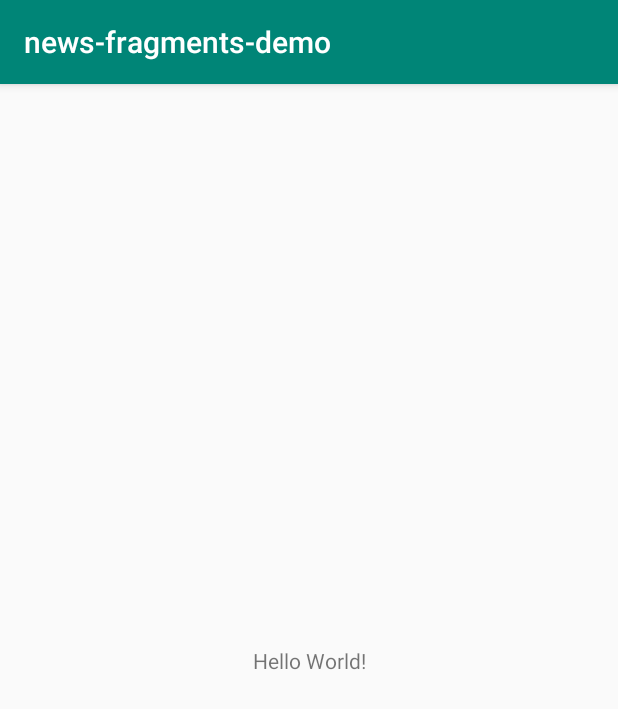
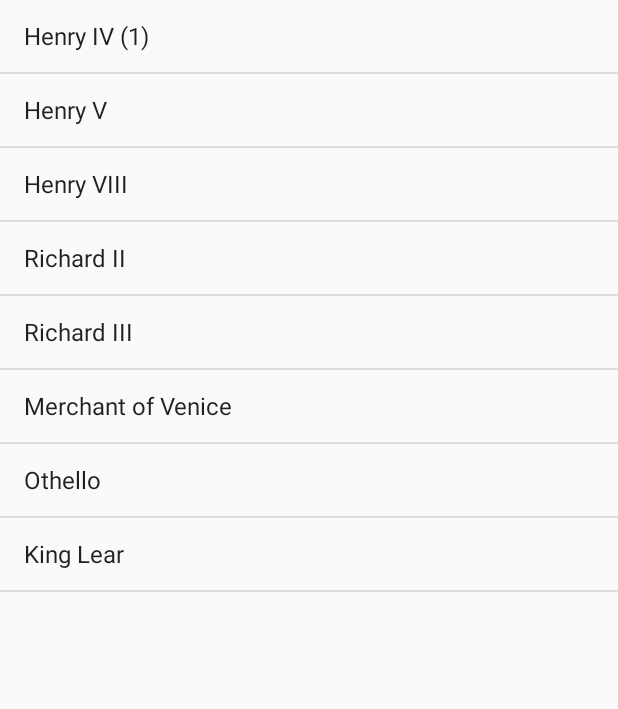
Before and after one commit to Ewastachow/news-fragments-demo, an Android app: the screen it shows after launch (MainActivity), on a phone screen of 412 x 824 dp. Shown: the top 709 px of the screen. Run offline under Robolectric (Android 15) with nearby library versions, the phone set to English and light mode, and no system bars.

Commit message:
add fragments from android tutorial

```diff
--- a/app/build.gradle
+++ b/app/build.gradle
@@ -22,6 +22,7 @@ dependencies {
     implementation fileTree(dir: 'libs', include: ['*.jar'])
     implementation 'com.android.support:appcompat-v7:28.0.0'
     implementation 'com.android.support.constraint:constraint-layout:1.1.3'
+    implementation 'com.android.support:support-v4:28.0.0'
     testImplementation 'junit:junit:4.12'
     androidTestImplementation 'com.android.support.test:runner:1.0.2'
     androidTestImplementation 'com.android.support.test.espresso:espresso-core:3.0.2'
--- a/app/src/main/AndroidManifest.xml
+++ b/app/src/main/AndroidManifest.xml
@@ -16,6 +16,7 @@
                 <category android:name="android.intent.category.LAUNCHER" />
             </intent-filter>
         </activity>
+        <activity android:name=".DetailsActivity"></activity>
     </application>
 
 </manifest>
--- /dev/null
+++ b/app/src/main/java/pl/edu/agh/kis/news_fragments_demo/ArticleListFragment.java
@@ -0,0 +1,88 @@
+package pl.edu.agh.kis.news_fragments_demo;
+
+import android.app.FragmentTransaction;
+import android.content.Intent;
+import android.os.Bundle;
+import android.app.ListFragment;
+import android.view.View;
+import android.widget.ArrayAdapter;
+import android.widget.ListView;
+
+public class ArticleListFragment extends ListFragment {
+    boolean mDualPane;
+    int mCurCheckPosition = 0;
+
+    @Override
+    public void onActivityCreated(Bundle savedInstanceState) {
+        super.onActivityCreated(savedInstanceState);
+
+        // Populate list with our static array of titles.
+        setListAdapter(new ArrayAdapter<String>(getActivity(),
+                android.R.layout.simple_list_item_activated_1, Shakespeare.TITLES));
+
+        // Check to see if we have a frame in which to embed the details
+        // fragment directly in the containing UI.
+        View detailsFrame = getActivity().findViewById(R.id.viewer);
+        mDualPane = detailsFrame != null && detailsFrame.getVisibility() == View.VISIBLE;
+
+        if (savedInstanceState != null) {
+            // Restore last state for checked position.
+            mCurCheckPosition = savedInstanceState.getInt("curChoice", 0);
+        }
+
+        if (mDualPane) {
+            // In dual-pane mode, the list view highlights the selected item.
+            getListView().setChoiceMode(ListView.CHOICE_MODE_SINGLE);
+            // Make sure our UI is in the correct state.
+            showDetails(mCurCheckPosition);
+        }
+    }
+
+    @Override
+    public void onSaveInstanceState(Bundle outState) {
+        super.onSaveInstanceState(outState);
+        outState.putInt("curChoice", mCurCheckPosition);
+    }
+
+    @Override
+    public void onListItemClick(ListView l, View v, int position, long id) {
+        showDetails(position);
+    }
+
+    /**
+     * Helper function to show the details of a selected item, either by
+     * displaying a fragment in-place in the current UI, or starting a
+     * whole new activity in which it is displayed.
+     */
+    void showDetails(int index) {
+        mCurCheckPosition = index;
+
+        if (mDualPane) {
+            // We can display everything in-place with fragments, so update
+            // the list to highlight the selected item and show the data.
+            getListView().setItemChecked(index, true);
+
+            // Check what fragment is currently shown, replace if needed.
+            ArticleReaderFragment details = (ArticleReaderFragment) getFragmentManager().findFragmentById(R.id.viewer);
+            if (details == null || details.getShownIndex() != index) {
+                // Make new fragment to show this selection.
+                details = ArticleReaderFragment.newInstance(index);
+
+                // Execute a transaction, replacing any existing fragment
+                // with this one inside the frame.
+                FragmentTransaction ft = getFragmentManager().beginTransaction();
+                ft.replace(R.id.viewer, details);
+                ft.setTransition(FragmentTransaction.TRANSIT_FRAGMENT_FADE);
+                ft.commit();
+            }
+
+        } else {
+            // Otherwise we need to launch a new activity to display
+            // the dialog fragment with selected text.
+            Intent intent = new Intent();
+            intent.setClass(getActivity(), DetailsActivity.class);
+            intent.putExtra("index", index);
+            startActivity(intent);
+        }
+    }
+}
--- /dev/null
+++ b/app/src/main/java/pl/edu/agh/kis/news_fragments_demo/ArticleReaderFragment.java
@@ -0,0 +1,55 @@
+package pl.edu.agh.kis.news_fragments_demo;
+
+import android.os.Bundle;
+import android.app.Fragment;
+import android.util.TypedValue;
+import android.view.LayoutInflater;
+import android.view.View;
+import android.view.ViewGroup;
+import android.widget.ScrollView;
+import android.widget.TextView;
+
+public class ArticleReaderFragment extends Fragment {
+    /**
+     * Create a new instance of DetailsFragment, initialized to
+     * show the text at 'index'.
+     */
+    public static ArticleReaderFragment newInstance(int index) {
+        ArticleReaderFragment f = new ArticleReaderFragment();
+
+        // Supply index input as an argument.
+        Bundle args = new Bundle();
+        args.putInt("index", index);
+        f.setArguments(args);
+
+        return f;
+    }
+
+    public int getShownIndex() {
+        return getArguments().getInt("index", 0);
+    }
+
+    @Override
+    public View onCreateView(LayoutInflater inflater, ViewGroup container,
+                             Bundle savedInstanceState) {
+        if (container == null) {
+            // We have different layouts, and in one of them this
+            // fragment's containing frame doesn't exist. The fragment
+            // may still be created from its saved state, but there is
+            // no reason to try to create its view hierarchy because it
+            // isn't displayed. Note this isn't needed -- we could just
+            // run the code below, where we would create and return the
+            // view hierarchy; it would just never be used.
+            return null;
+        }
+
+        ScrollView scroller = new ScrollView(getActivity());
+        TextView text = new TextView(getActivity());
+        int padding = (int)TypedValue.applyDimension(TypedValue.COMPLEX_UNIT_DIP,
+                4, getActivity().getResources().getDisplayMetrics());
+        text.setPadding(padding, padding, padding, padding);
+        scroller.addView(text);
+        text.setText(Shakespeare.DIALOGUE[getShownIndex()]);
+        return scroller;
+    }
+}
--- /dev/null
+++ b/app/src/main/java/pl/edu/agh/kis/news_fragments_demo/DetailsActivity.java
@@ -0,0 +1,28 @@
+package pl.edu.agh.kis.news_fragments_demo;
+
+import android.content.res.Configuration;
+import android.app.Activity;
+import android.os.Bundle;
+
+public class DetailsActivity extends Activity {
+
+    @Override
+    protected void onCreate(Bundle savedInstanceState) {
+        super.onCreate(savedInstanceState);
+
+        if (getResources().getConfiguration().orientation
+                == Configuration.ORIENTATION_LANDSCAPE) {
+            // If the screen is now in landscape mode, we can show the
+            // dialog in-line with the list so we don't need this activity.
+            finish();
+            return;
+        }
+
+        if (savedInstanceState == null) {
+            // During initial setup, plug in the details fragment.
+            ArticleReaderFragment details = new ArticleReaderFragment();
+            details.setArguments(getIntent().getExtras());
+            getFragmentManager().beginTransaction().add(android.R.id.content, details).commit();
+        }
+    }
+}
--- a/app/src/main/java/pl/edu/agh/kis/news_fragments_demo/MainActivity.java
+++ b/app/src/main/java/pl/edu/agh/kis/news_fragments_demo/MainActivity.java
@@ -1,9 +1,9 @@
 package pl.edu.agh.kis.news_fragments_demo;
 
-import android.support.v7.app.AppCompatActivity;
+import android.app.Activity;
 import android.os.Bundle;
 
-public class MainActivity extends AppCompatActivity {
+public class MainActivity extends Activity {
 
     @Override
     protected void onCreate(Bundle savedInstanceState) {
--- /dev/null
+++ b/app/src/main/java/pl/edu/agh/kis/news_fragments_demo/Shakespeare.java
@@ -0,0 +1,223 @@
+package pl.edu.agh.kis.news_fragments_demo;
+
+public final class Shakespeare {
+    /**
+     * Our data, part 1.
+     */
+    public static final String[] TITLES =
+    {
+            "Henry IV (1)",
+            "Henry V",
+            "Henry VIII",
+            "Richard II",
+            "Richard III",
+            "Merchant of Venice",
+            "Othello",
+            "King Lear"
+    };
+
+    /**
+     * Our data, part 2.
+     */
+    public static final String[] DIALOGUE =
+    {
+            "So shaken as we are, so wan with care," +
+            "Find we a time for frighted peace to pant," +
+            "And breathe short-winded accents of new broils" +
+            "To be commenced in strands afar remote." +
+            "No more the thirsty entrance of this soil" +
+            "Shall daub her lips with her own children's blood;" +
+            "Nor more shall trenching war channel her fields," +
+            "Nor bruise her flowerets with the armed hoofs" +
+            "Of hostile paces: those opposed eyes," +
+            "Which, like the meteors of a troubled heaven," +
+            "All of one nature, of one substance bred," +
+            "Did lately meet in the intestine shock" +
+            "And furious close of civil butchery" +
+            "Shall now, in mutual well-beseeming ranks," +
+            "March all one way and be no more opposed" +
+            "Against acquaintance, kindred and allies:" +
+            "The edge of war, like an ill-sheathed knife," +
+            "No more shall cut his master. Therefore, friends," +
+            "As far as to the sepulchre of Christ," +
+            "Whose soldier now, under whose blessed cross" +
+            "We are impressed and engaged to fight," +
+            "Forthwith a power of English shall we levy;" +
+            "Whose arms were moulded in their mothers' womb" +
+            "To chase these pagans in those holy fields" +
+            "Over whose acres walk'd those blessed feet" +
+            "Which fourteen hundred years ago were nail'd" +
+            "For our advantage on the bitter cross." +
+            "But this our purpose now is twelve month old," +
+            "And bootless 'tis to tell you we will go:" +
+            "Therefore we meet not now. Then let me hear" +
+            "Of you, my gentle cousin Westmoreland," +
+            "What yesternight our council did decree" +
+            "In forwarding this dear expedience.",
+
+            "Hear him but reason in divinity," +
+            "And all-admiring with an inward wish" +
+            "You would desire the king were made a prelate:" +
+            "Hear him debate of commonwealth affairs," +
+            "You would say it hath been all in all his study:" +
+            "List his discourse of war, and you shall hear" +
+            "A fearful battle render'd you in music:" +
+            "Turn him to any cause of policy," +
+            "The Gordian knot of it he will unloose," +
+            "Familiar as his garter: that, when he speaks," +
+            "The air, a charter'd libertine, is still," +
+            "And the mute wonder lurketh in men's ears," +
+            "To steal his sweet and honey'd sentences;" +
+            "So that the art and practic part of life" +
+            "Must be the mistress to this theoric:" +
+            "Which is a wonder how his grace should glean it," +
+            "Since his addiction was to courses vain," +
+            "His companies unletter'd, rude and shallow," +
+            "His hours fill'd up with riots, banquets, sports," +
+            "And never noted in him any study," +
+            "Any retirement, any sequestration" +
+            "From open haunts and popularity.",
+
+            "I come no more to make you laugh: things now," +
+            "That bear a weighty and a serious brow," +
+            "Sad, high, and working, full of state and woe," +
+            "Such noble scenes as draw the eye to flow," +
+            "We now present. Those that can pity, here" +
+            "May, if they think it well, let fall a tear;" +
+            "The subject will deserve it. Such as give" +
+            "Their money out of hope they may believe," +
+            "May here find truth too. Those that come to see" +
+            "Only a show or two, and so agree" +
+            "The play may pass, if they be still and willing," +
+            "I'll undertake may see away their shilling" +
+            "Richly in two short hours. Only they" +
+            "That come to hear a merry bawdy play," +
+            "A noise of targets, or to see a fellow" +
+            "In a long motley coat guarded with yellow," +
+            "Will be deceived; for, gentle hearers, know," +
+            "To rank our chosen truth with such a show" +
+            "As fool and fight is, beside forfeiting" +
+            "Our own brains, and the opinion that we bring," +
+            "To make that only true we now intend," +
+            "Will leave us never an understanding friend." +
+            "Therefore, for goodness' sake, and as you are known" +
+            "The first and happiest hearers of the town," +
+            "Be sad, as we would make ye: think ye see" +
+            "The very persons of our noble story" +
+            "As they were living; think you see them great," +
+            "And follow'd with the general throng and sweat" +
+            "Of thousand friends; then in a moment, see" +
+            "How soon this mightiness meets misery:" +
+            "And, if you can be merry then, I'll say" +
+            "A man may weep upon his wedding-day.",
+
+            "First, heaven be the record to my speech!" +
+            "In the devotion of a subject's love," +
+            "Tendering the precious safety of my prince," +
+            "And free from other misbegotten hate," +
+            "Come I appellant to this princely presence." +
+            "Now, Thomas Mowbray, do I turn to thee," +
+            "And mark my greeting well; for what I speak" +
+            "My body shall make good upon this earth," +
+            "Or my divine soul answer it in heaven." +
+            "Thou art a traitor and a miscreant," +
+            "Too good to be so and too bad to live," +
+            "Since the more fair and crystal is the sky," +
+            "The uglier seem the clouds that in it fly." +
+            "Once more, the more to aggravate the note," +
+            "With a foul traitor's name stuff I thy throat;" +
+            "And wish, so please my sovereign, ere I move," +
+            "What my tongue speaks my right drawn sword may prove.",
+
+            "Now is the winter of our discontent" +
+            "Made glorious summer by this sun of York;" +
+            "And all the clouds that lour'd upon our house" +
+            "In the deep bosom of the ocean buried." +
+            "Now are our brows bound with victorious wreaths;" +
+            "Our bruised arms hung up for monuments;" +
+            "Our stern alarums changed to merry meetings," +
+            "Our dreadful marches to delightful measures." +
+            "Grim-visaged war hath smooth'd his wrinkled front;" +
+            "And now, instead of mounting barded steeds" +
+            "To fright the souls of fearful adversaries," +
+            "He capers nimbly in a lady's chamber" +
+            "To the lascivious pleasing of a lute." +
+            "But I, that am not shaped for sportive tricks," +
+            "Nor made to court an amorous looking-glass;" +
+            "I, that am rudely stamp'd, and want love's majesty" +
+            "To strut before a wanton ambling nymph;" +
+            "I, that am curtail'd of this fair proportion," +
+            "Cheated of feature by dissembling nature," +
+            "Deformed, unfinish'd, sent before my time" +
+            "Into this breathing world, scarce half made up," +
+            "And that so lamely and unfashionable" +
+            "That dogs bark at me as I halt by them;" +
+            "Why, I, in this weak piping time of peace," +
+            "Have no delight to pass away the time," +
+            "Unless to spy my shadow in the sun" +
+            "And descant on mine own deformity:" +
+            "And therefore, since I cannot prove a lover," +
+            "To entertain these fair well-spoken days," +
+            "I am determined to prove a villain" +
+            "And hate the idle pleasures of these days." +
+            "Plots have I laid, inductions dangerous," +
+            "By drunken prophecies, libels and dreams," +
+            "To set my brother Clarence and the king" +
+            "In deadly hate the one against the other:" +
+            "And if King Edward be as true and just" +
+            "As I am subtle, false and treacherous," +
+            "This day should Clarence closely be mew'd up," +
+            "About a prophecy, which says that 'G'" +
+            "Of Edward's heirs the murderer shall be." +
+            "Dive, thoughts, down to my soul: here" +
+            "Clarence comes.",
+
+            "To bait fish withal: if it will feed nothing else," +
+            "it will feed my revenge. He hath disgraced me, and" +
+            "hindered me half a million; laughed at my losses," +
+            "mocked at my gains, scorned my nation, thwarted my" +
+            "bargains, cooled my friends, heated mine" +
+            "enemies; and what's his reason? I am a Jew. Hath" +
+            "not a Jew eyes? hath not a Jew hands, organs," +
+            "dimensions, senses, affections, passions? fed with" +
+            "the same food, hurt with the same weapons, subject" +
+            "to the same diseases, healed by the same means," +
+            "warmed and cooled by the same winter and summer, as" +
+            "a Christian is? If you prick us, do we not bleed?" +
+            "if you tickle us, do we not laugh? if you poison" +
+            "us, do we not die? and if you wrong us, shall we not" +
+            "revenge? If we are like you in the rest, we will" +
+            "resemble you in that. If a Jew wrong a Christian," +
+            "what is his humility? Revenge. If a Christian" +
+            "wrong a Jew, what should his sufferance be by" +
+            "Christian example? Why, revenge. The villany you" +
+            "teach me, I will execute, and it shall go hard but I" +
+            "will better the instruction.",
+
+            "Virtue! a fig! 'tis in ourselves that we are thus" +
+            "or thus. Our bodies are our gardens, to the which" +
+            "our wills are gardeners: so that if we will plant" +
+            "nettles, or sow lettuce, set hyssop and weed up" +
+            "thyme, supply it with one gender of herbs, or" +
+            "distract it with many, either to have it sterile" +
+            "with idleness, or manured with industry, why, the" +
+            "power and corrigible authority of this lies in our" +
+            "wills. If the balance of our lives had not one" +
+            "scale of reason to poise another of sensuality, the" +
+            "blood and baseness of our natures would conduct us" +
+            "to most preposterous conclusions: but we have" +
+            "reason to cool our raging motions, our carnal" +
+            "stings, our unbitted lusts, whereof I take this that" +
+            "you call love to be a sect or scion.",
+
+            "Blow, winds, and crack your cheeks! rage! blow!" +
+            "You cataracts and hurricanoes, spout" +
+            "Till you have drench'd our steeples, drown'd the cocks!" +
+            "You sulphurous and thought-executing fires," +
+            "Vaunt-couriers to oak-cleaving thunderbolts," +
+            "Singe my white head! And thou, all-shaking thunder," +
+            "Smite flat the thick rotundity o' the world!" +
+            "Crack nature's moulds, an germens spill at once," +
+            "That make ingrateful man!"
+    };
+}
--- /dev/null
+++ b/app/src/main/res/layout-land/activity_main.xml
@@ -0,0 +1,16 @@
+<?xml version="1.0" encoding="utf-8"?>
+<LinearLayout xmlns:android="http://schemas.android.com/apk/res/android"
+    android:orientation="horizontal"
+    android:layout_width="match_parent" android:layout_height="match_parent">
+
+    <fragment class="pl.edu.agh.kis.news_fragments_demo.ArticleListFragment"
+        android:id="@+id/list" android:layout_weight="1"
+        android:layout_width="0px" android:layout_height="match_parent" />
+
+    <FrameLayout android:id="@+id/viewer" android:layout_weight="1"
+        android:layout_width="0px" android:layout_height="match_parent"
+        android:background="?android:attr/detailsElementBackground" >
+
+    </FrameLayout>
+
+</LinearLayout>
--- a/app/src/main/res/layout/activity_main.xml
+++ b/app/src/main/res/layout/activity_main.xml
@@ -1,18 +1,9 @@
 <?xml version="1.0" encoding="utf-8"?>
-<android.support.constraint.ConstraintLayout xmlns:android="http://schemas.android.com/apk/res/android"
-    xmlns:app="http://schemas.android.com/apk/res-auto"
-    xmlns:tools="http://schemas.android.com/tools"
-    android:layout_width="match_parent"
-    android:layout_height="match_parent"
-    tools:context=".MainActivity">
+<FrameLayout xmlns:android="http://schemas.android.com/apk/res/android"
+    android:layout_width="match_parent" android:layout_height="match_parent">
 
-    <TextView
-        android:layout_width="wrap_content"
-        android:layout_height="wrap_content"
-        android:text="Hello World!"
-        app:layout_constraintBottom_toBottomOf="parent"
-        app:layout_constraintLeft_toLeftOf="parent"
-        app:layout_constraintRight_toRightOf="parent"
-        app:layout_constraintTop_toTopOf="parent" />
+    <fragment class="pl.edu.agh.kis.news_fragments_demo.ArticleListFragment"
+        android:id="@+id/list"
+        android:layout_width="match_parent" android:layout_height="match_parent" />
 
-</android.support.constraint.ConstraintLayout>
+</FrameLayout>
--- a/app/src/main/res/values/strings.xml
+++ b/app/src/main/res/values/strings.xml
@@ -1,3 +1,6 @@
 <resources>
     <string name="app_name">news-fragments-demo</string>
+
+    <!-- TODO: Remove or change this placeholder text -->
+    <string name="hello_blank_fragment">Hello blank fragment</string>
 </resources>
```
